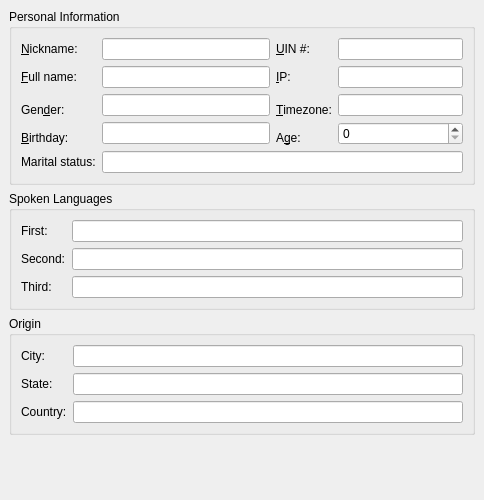
Before: the Qt Designer form protocols/oscar/icq/ui/icqgeneralinfo.ui in KDE/kopete, drawn with Qt 5.
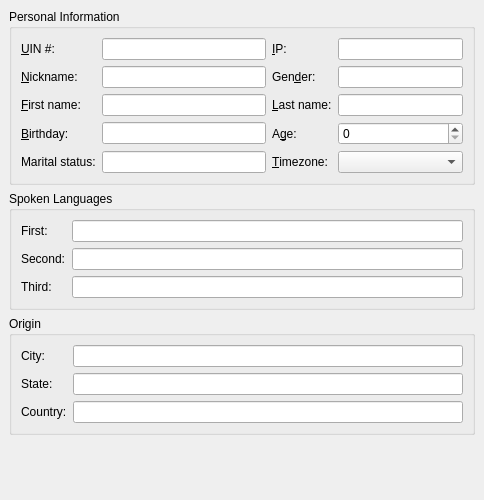
After: the same form once the commit is applied.

Patch:
```diff
--- a/protocols/oscar/icq/ui/icqgeneralinfo.ui
+++ b/protocols/oscar/icq/ui/icqgeneralinfo.ui
@@ -28,25 +28,42 @@
       <property name="spacing" >
        <number>6</number>
       </property>
-      <item row="4" column="2" >
-       <widget class="QLabel" name="textLabel10" >
+      <item row="0" column="0" >
+       <widget class="QLabel" name="uinLabel" >
+        <property name="text" >
+         <string>&amp;UIN #:</string>
+        </property>
+        <property name="buddy" >
+         <cstring>uinEdit</cstring>
+        </property>
+       </widget>
+      </item>
+      <item row="0" column="1" >
+       <widget class="QLineEdit" name="uinEdit" >
         <property name="sizePolicy" >
          <sizepolicy>
-          <hsizetype>0</hsizetype>
-          <vsizetype>5</vsizetype>
-          <horstretch>0</horstretch>
+          <hsizetype>7</hsizetype>
+          <vsizetype>0</vsizetype>
+          <horstretch>1</horstretch>
           <verstretch>0</verstretch>
          </sizepolicy>
         </property>
+        <property name="readOnly" >
+         <bool>true</bool>
+        </property>
+       </widget>
+      </item>
+      <item row="0" column="2" >
+       <widget class="QLabel" name="ipLabel" >
         <property name="text" >
-         <string>A&amp;ge:</string>
+         <string>&amp;IP:</string>
         </property>
         <property name="buddy" >
-         <cstring>ageSpinBox</cstring>
+         <cstring>ipEdit</cstring>
         </property>
        </widget>
       </item>
-      <item row="1" column="3" >
+      <item row="0" column="3" >
        <widget class="QLineEdit" name="ipEdit" >
         <property name="sizePolicy" >
          <sizepolicy>
@@ -70,45 +87,83 @@
         </property>
        </widget>
       </item>
-      <item row="5" column="0" >
-       <widget class="QLabel" name="maritalLabel" >
+      <item row="1" column="0" >
+       <widget class="QLabel" name="nickNameLabel" >
         <property name="text" >
-         <string>Marital status:</string>
+         <string>&amp;Nickname:</string>
         </property>
+        <property name="buddy" >
+         <cstring>nickNameEdit</cstring>
+        </property>
        </widget>
       </item>
-      <item row="2" column="3" >
-       <widget class="QLineEdit" name="timezoneEdit" >
+      <item row="1" column="1" >
+       <widget class="QLineEdit" name="nickNameEdit" >
+        <property name="sizePolicy" >
+         <sizepolicy>
+          <hsizetype>7</hsizetype>
+          <vsizetype>0</vsizetype>
+          <horstretch>2</horstretch>
+          <verstretch>0</verstretch>
+         </sizepolicy>
+        </property>
         <property name="readOnly" >
          <bool>true</bool>
         </property>
        </widget>
       </item>
-      <item row="5" column="1" colspan="3" >
-       <widget class="QLineEdit" name="marital" >
-        <property name="readOnly" >
-         <bool>true</bool>
+      <item row="1" column="2" >
+       <widget class="QLabel" name="textLabel6" >
+        <property name="text" >
+         <string>Gen&amp;der:</string>
         </property>
+        <property name="buddy" >
+         <cstring>genderEdit</cstring>
+        </property>
        </widget>
       </item>
-      <item row="2" column="1" >
+      <item row="1" column="3" >
        <widget class="QLineEdit" name="genderEdit" >
         <property name="readOnly" >
          <bool>true</bool>
         </property>
        </widget>
       </item>
-      <item row="1" column="0" >
-       <widget class="QLabel" name="fullNameLabel" >
+      <item row="2" column="0" >
+       <widget class="QLabel" name="firstNameLabel" >
         <property name="text" >
-         <string>&amp;Full name:</string>
+         <string>&amp;First name:</string>
         </property>
         <property name="buddy" >
-         <cstring>fullNameEdit</cstring>
+         <cstring>firstNameEdit</cstring>
         </property>
        </widget>
       </item>
-      <item row="4" column="0" >
+      <item row="2" column="1" >
+       <widget class="QLineEdit" name="firstNameEdit" >
+        <property name="readOnly" >
+         <bool>true</bool>
+        </property>
+       </widget>
+      </item>
+      <item row="2" column="2" >
+       <widget class="QLabel" name="lastNameLabel" >
+        <property name="text" >
+         <string>&amp;Last name:</string>
+        </property>
+        <property name="buddy" >
+         <cstring>lastNameEdit</cstring>
+        </property>
+       </widget>
+      </item>
+      <item row="2" column="3" >
+       <widget class="QLineEdit" name="lastNameEdit" >
+        <property name="readOnly" >
+         <bool>true</bool>
+        </property>
+       </widget>
+      </item>
+      <item row="3" column="0" >
        <widget class="QLabel" name="birthdayLabel" >
         <property name="text" >
          <string>&amp;Birthday:</string>
@@ -118,103 +173,64 @@
         </property>
        </widget>
       </item>
-      <item row="1" column="2" >
-       <widget class="QLabel" name="ipLabel" >
-        <property name="text" >
-         <string>&amp;IP:</string>
-        </property>
-        <property name="buddy" >
-         <cstring>ipEdit</cstring>
-        </property>
-       </widget>
-      </item>
-      <item row="1" column="1" >
-       <widget class="QLineEdit" name="fullNameEdit" >
-        <property name="readOnly" >
-         <bool>true</bool>
-        </property>
-       </widget>
-      </item>
-      <item rowspan="2" row="2" column="2" >
-       <widget class="QLabel" name="textLabel7" >
-        <property name="text" >
-         <string>&amp;Timezone:</string>
-        </property>
-        <property name="buddy" >
-         <cstring>timezoneEdit</cstring>
-        </property>
-       </widget>
-      </item>
-      <item rowspan="2" row="3" column="1" >
+      <item row="3" column="1" >
        <widget class="QLineEdit" name="birthday" >
         <property name="readOnly" >
          <bool>true</bool>
         </property>
        </widget>
       </item>
-      <item rowspan="2" row="2" column="0" >
-       <widget class="QLabel" name="textLabel6" >
+      <item row="3" column="2" >
+       <widget class="QLabel" name="textLabel10" >
+        <property name="sizePolicy" >
+         <sizepolicy>
+          <hsizetype>0</hsizetype>
+          <vsizetype>5</vsizetype>
+          <horstretch>0</horstretch>
+          <verstretch>0</verstretch>
+         </sizepolicy>
+        </property>
         <property name="text" >
-         <string>Gen&amp;der:</string>
+         <string>A&amp;ge:</string>
         </property>
         <property name="buddy" >
-         <cstring>genderEdit</cstring>
+         <cstring>ageSpinBox</cstring>
         </property>
        </widget>
       </item>
-      <item rowspan="2" row="3" column="3" >
+      <item row="3" column="3" >
        <widget class="QSpinBox" name="ageSpinBox" />
       </item>
-      <item row="0" column="3" >
-       <widget class="QLineEdit" name="uinEdit" >
-        <property name="sizePolicy" >
-         <sizepolicy>
-          <hsizetype>7</hsizetype>
-          <vsizetype>0</vsizetype>
-          <horstretch>1</horstretch>
-          <verstretch>0</verstretch>
-         </sizepolicy>
-        </property>
-        <property name="readOnly" >
-         <bool>true</bool>
-        </property>
-       </widget>
-      </item>
-      <item row="0" column="2" >
-       <widget class="QLabel" name="uinLabel" >
+      <item row="4" column="0" >
+       <widget class="QLabel" name="maritalLabel" >
         <property name="text" >
-         <string>&amp;UIN #:</string>
+         <string>Marital status:</string>
         </property>
         <property name="buddy" >
-         <cstring>uinEdit</cstring>
+         <cstring>marital</cstring>
         </property>
        </widget>
       </item>
-      <item row="0" column="1" >
-       <widget class="QLineEdit" name="nickNameEdit" >
-        <property name="sizePolicy" >
-         <sizepolicy>
-          <hsizetype>7</hsizetype>
-          <vsizetype>0</vsizetype>
-          <horstretch>2</horstretch>
-          <verstretch>0</verstretch>
-         </sizepolicy>
-        </property>
+      <item row="4" column="1" >
+       <widget class="QLineEdit" name="marital" >
         <property name="readOnly" >
          <bool>true</bool>
         </property>
        </widget>
       </item>
-      <item row="0" column="0" >
-       <widget class="QLabel" name="nickNameLabel" >
+      <item row="4" column="2" >
+       <widget class="QLabel" name="textLabel7" >
         <property name="text" >
-         <string>&amp;Nickname:</string>
+         <string>&amp;Timezone:</string>
         </property>
         <property name="buddy" >
-         <cstring>nickNameEdit</cstring>
+         <cstring>timezoneCombo</cstring>
         </property>
        </widget>
       </item>
+      <item row="4" column="3" >
+       <widget class="QComboBox" name="timezoneCombo" />
+      </item>
      </layout>
     </widget>
    </item>
@@ -257,6 +273,9 @@
         <property name="text" >
          <string>Third:</string>
         </property>
+        <property name="buddy" >
+         <cstring>language3Edit</cstring>
+        </property>
        </widget>
       </item>
       <item row="1" column="1" >
@@ -271,6 +290,9 @@
         <property name="text" >
          <string>Second:</string>
         </property>
+        <property name="buddy" >
+         <cstring>language2Edit</cstring>
+        </property>
        </widget>
       </item>
       <item row="0" column="0" >
@@ -278,6 +300,9 @@
         <property name="text" >
          <string>First:</string>
         </property>
+        <property name="buddy" >
+         <cstring>language1Edit</cstring>
+        </property>
        </widget>
       </item>
      </layout>
@@ -300,6 +325,9 @@
         <property name="text" >
          <string>City:</string>
         </property>
+        <property name="buddy" >
+         <cstring>oCityEdit</cstring>
+        </property>
        </widget>
       </item>
       <item row="1" column="0" >
@@ -307,6 +335,9 @@
         <property name="text" >
          <string>State:</string>
         </property>
+        <property name="buddy" >
+         <cstring>oStateEdit</cstring>
+        </property>
        </widget>
       </item>
       <item row="1" column="1" >
@@ -321,6 +352,9 @@
         <property name="text" >
          <string>Country:</string>
         </property>
+        <property name="buddy" >
+         <cstring>oCountryEdit</cstring>
+        </property>
        </widget>
       </item>
       <item row="2" column="1" >
```
Left out of the diff: 7 changed lines with no effect on the pictures.
